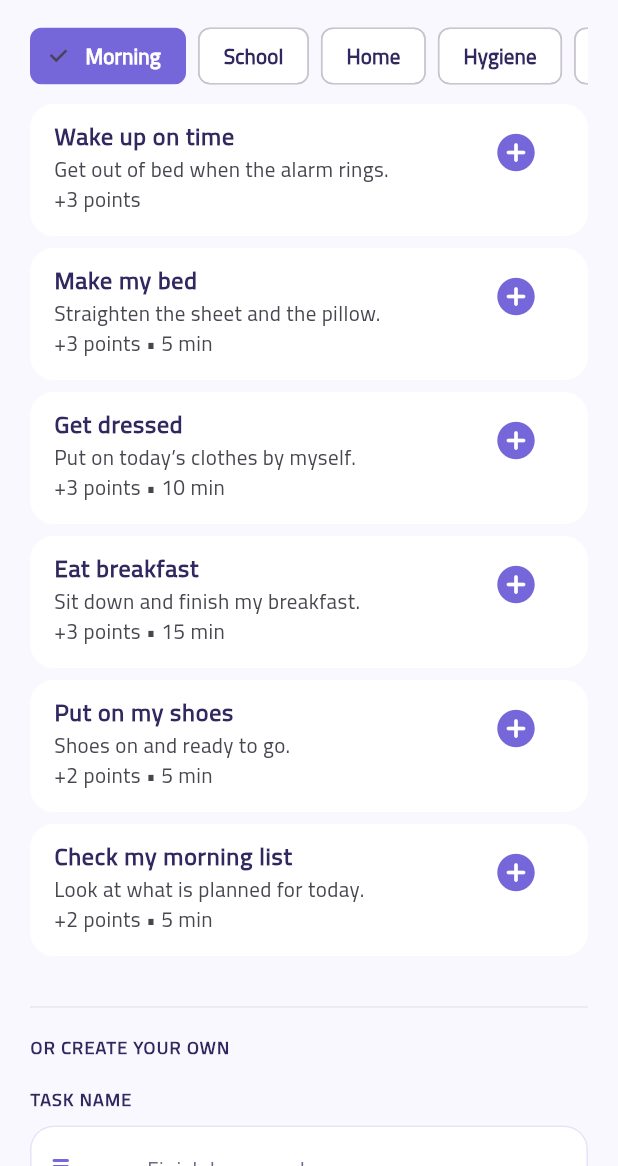
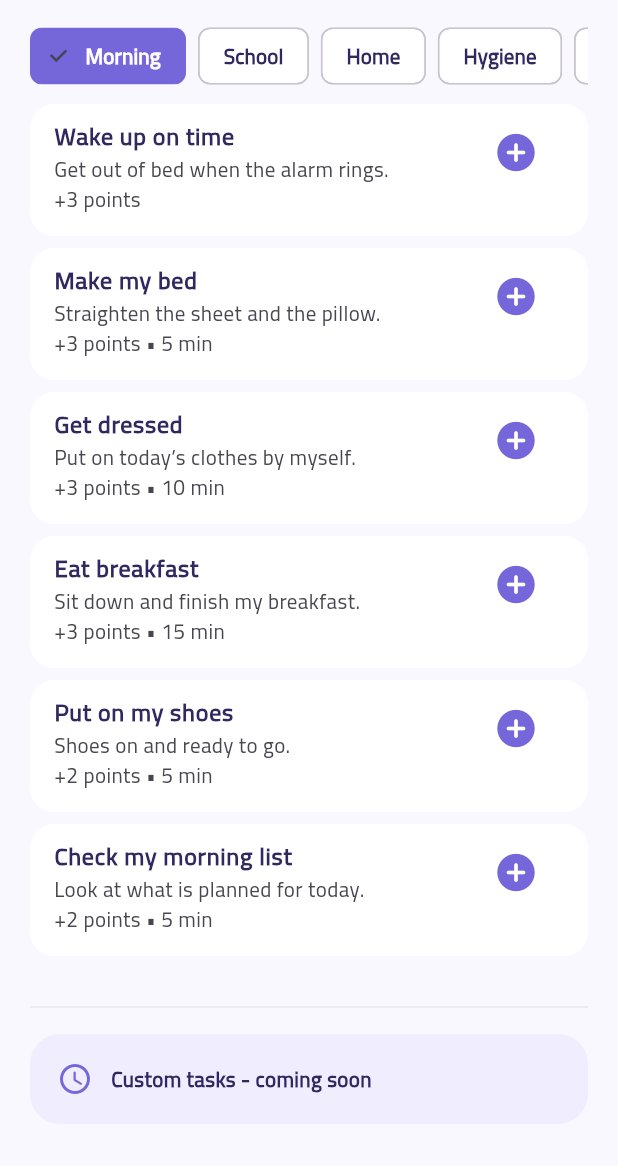
Before and after one commit to ziad232005-dotcom/adhd, a Flutter app: the AddTaskScreen screen opened directly, scrolled down 203 dp, on a phone screen of 412 x 824 dp, the part 70-1236 px from its top. Run offline on Flutter 3.47's test engine with Material 3 defaults, Android fonts, the phone set to English and light mode, and no system bars; our stand-ins replace audioplayers, image_picker, pdf, pinput, printing, qr_flutter and 1 more; missing offline and left inert: mobile_scanner; accounts and stored records are empty.

Commit message:
Show custom tasks as coming soon
Hand-written tasks will need the admin's approval, which is not built yet.
A switch in AppFeatures brings the form back.

Co-Authored-By: Claude Sonnet 5.5 <noreply@anthropic.com>
Claude-Session: https://claude.ai/code/session_01LLd4PfkpNE83Z7WpP3dV2U

```diff
--- a/lib/add_task.dart
+++ b/lib/add_task.dart
@@ -1,6 +1,7 @@
 import 'package:flutter/material.dart';
 import 'package:flutter/services.dart';
 import 'child.dart';
+import 'core/app_features.dart';
 import 'task_catalog_picker.dart';
 
 const Color taskPurple = Color(0xFF7566D9);
@@ -148,6 +149,9 @@ class _AddTaskScreenState extends State<AddTaskScreen> {
               const SizedBox(height: 18),
               const Divider(),
               const SizedBox(height: 10),
+              if (!AppFeatures.customTasks)
+                const _ComingSoonCard()
+              else ...[
               _label('OR CREATE YOUR OWN'),
               const SizedBox(height: 18),
 
@@ -390,6 +394,7 @@ class _AddTaskScreenState extends State<AddTaskScreen> {
                         ),
                 ),
               ),
+              ],
             ],
           ),
         ),
@@ -437,3 +442,33 @@ class _AddTaskScreenState extends State<AddTaskScreen> {
     );
   }
 }
+
+class _ComingSoonCard extends StatelessWidget {
+  const _ComingSoonCard();
+
+  @override
+  Widget build(BuildContext context) {
+    return Container(
+      padding: const EdgeInsets.all(18),
+      decoration: BoxDecoration(
+        color: const Color(0xFFF0EDFF),
+        borderRadius: BorderRadius.circular(20),
+      ),
+      child: const Row(
+        children: [
+          Icon(Icons.schedule_rounded, color: taskPurple),
+          SizedBox(width: 12),
+          Expanded(
+            child: Text(
+              'Custom tasks - coming soon',
+              style: TextStyle(
+                color: taskDarkPurple,
+                fontWeight: FontWeight.w800,
+              ),
+            ),
+          ),
+        ],
+      ),
+    );
+  }
+}
--- a/lib/core/app_features.dart
+++ b/lib/core/app_features.dart
@@ -6,4 +6,8 @@ class AppFeatures {
   /// Android" (see SMS_SETUP.md in the backend repository). Set this to
   /// true once the backend is configured to send SMS.
   static const bool smsVerification = false;
+
+  /// Tasks the parent writes by hand will need the admin's approval, which
+  /// is not built yet. Until then the parent picks from the ready tasks.
+  static const bool customTasks = false;
 }
```
Also changed, not shown: 1 other file.
